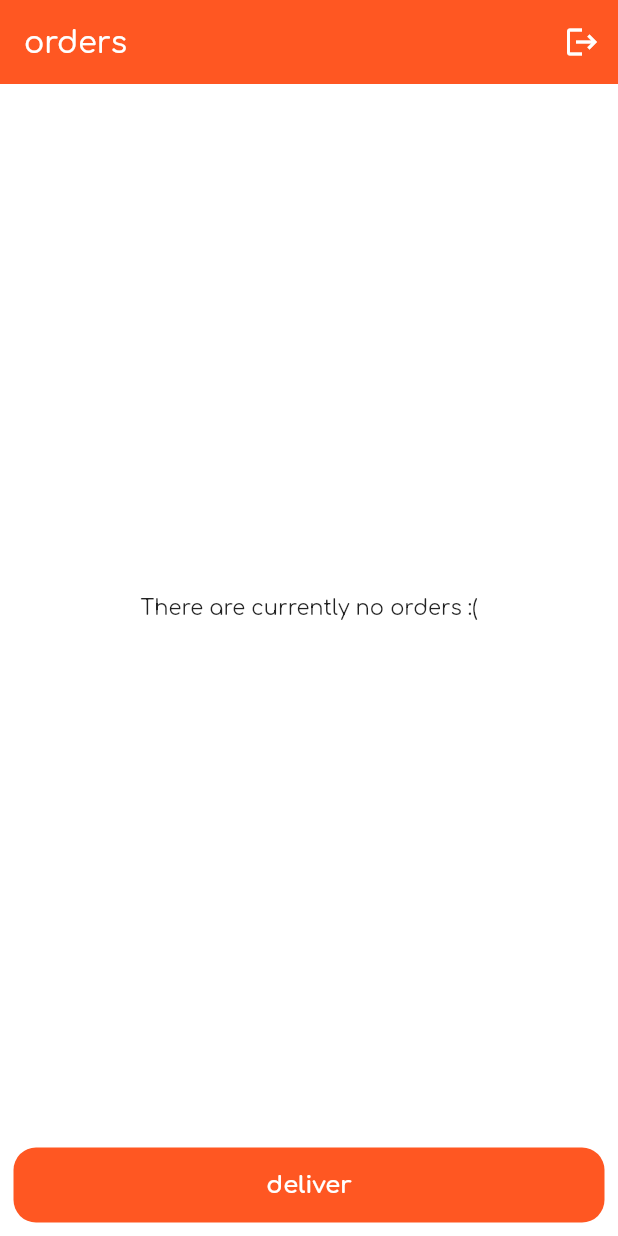
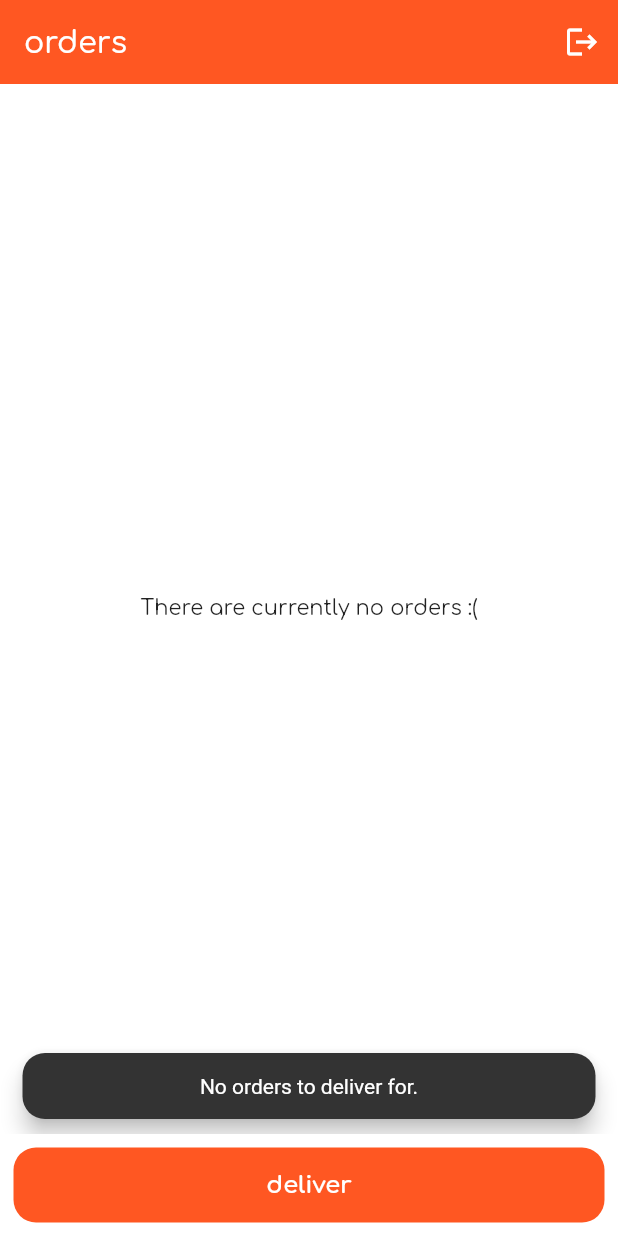
Before and after one commit to hrjugar/DSA-Final, a Flutter app: the RestaurantMainScreen screen opened directly with sample values from the repository, after a tap on "deliver", on a phone screen of 412 x 824 dp. Run offline on Flutter 3.47's test engine with Material 2 defaults, Android fonts, the light colour scheme and no system bars; our stand-ins replace toggle_switch.

Commit message:
Updated snackbar design and details

```diff
--- a/lib/screens/restaurant_main_screen.dart
+++ b/lib/screens/restaurant_main_screen.dart
@@ -86,8 +86,26 @@ class _RestaurantMainScreenState extends State<RestaurantMainScreen> {
               }),
       bottomNavigationBar: GestureDetector(
         onTap: () {
-          setState(() {});
-          widget.restaurant.orders.dequeue();
+          String snackbarText = "";
+          setState(() {
+            if (widget.restaurant.orders.orderList.isEmpty) {
+              snackbarText = "No orders to deliver for.";
+            } else {
+              snackbarText  = "Delivering...";
+              widget.restaurant.orders.dequeue();
+            }
+          });
+
+          ScaffoldMessenger.of(context).showSnackBar(
+            SnackBar(
+              content: Text(snackbarText, textAlign: TextAlign.center),
+              behavior: SnackBarBehavior.floating,
+              duration: Duration(milliseconds: 2000),
+              shape: RoundedRectangleBorder(
+                borderRadius: BorderRadius.circular(15)
+              ),
+            )
+          );
         },
         child: Padding(
           padding: const EdgeInsets.all(9),
```
Also changed, not shown: lib/screens/customer_menu_screen.dart (+11 -1 lines), lib/screens/login_screen.dart (+10 -1 lines).
